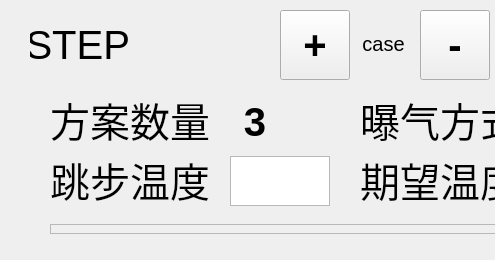
Old version of the form Hqsw/ferstepform.ui in the repository hqtecheptech/MagicPill; both pictures show x 0 to 495 and y 0 to 260 of the 1300 by 260 pixel window.
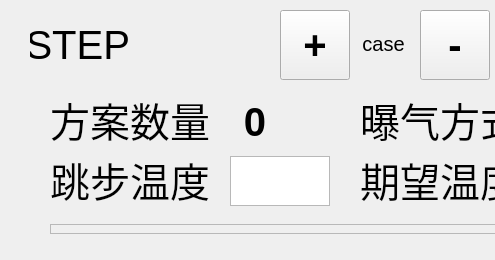
New version of the form.

Commit message: Read and write configuration from windows HQSW against local server

What changed in the file:
```diff
--- a/Hqsw/ferstepform.ui
+++ b/Hqsw/ferstepform.ui
@@ -530,7 +530,7 @@
     </font>
    </property>
    <property name="text">
-    <string>3</string>
+    <string>0</string>
    </property>
    <property name="alignment">
     <set>Qt::AlignCenter</set>
```
The commit also changes 7 other files.
